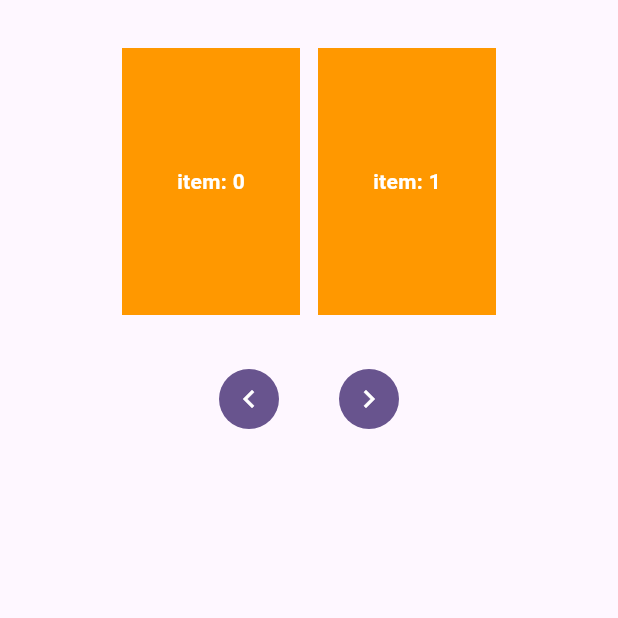
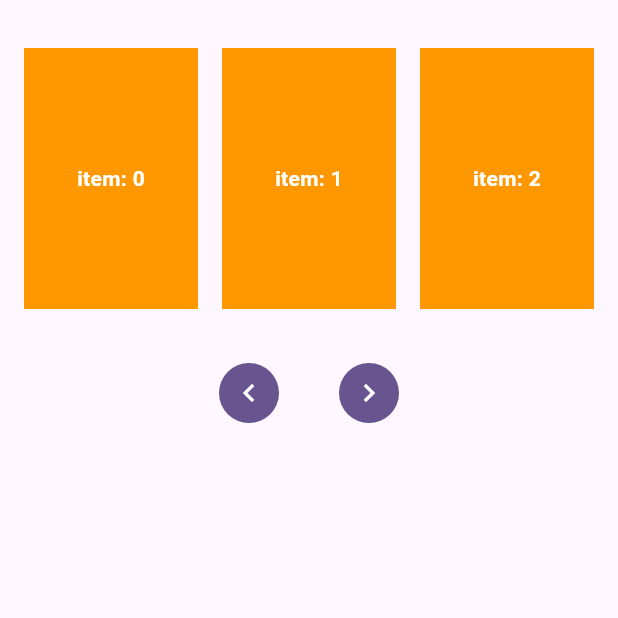
Before and after one commit to rutikeyone/flutter_horizontal_list_view, a Flutter app: the screen it shows after launch, on a phone screen of 412 x 824 dp, the top half of it. Run offline on Flutter 3.47's test engine with Material 2 defaults, Android fonts, the phone set to English and light mode, and no system bars.

Commit message:
new file:   .vscode/settings.json 	modified:   CHANGELOG.md 	modified:   README.md 	modified:   example/lib/main.dart 	modified:   example/pubspec.lock 	modified:   lib/src/horizontal_list_view.dart 	modified:   pubspec.yaml

````diff
--- a/example/lib/main.dart
+++ b/example/lib/main.dart
@@ -39,21 +39,15 @@ class _MyHomePageState extends State<MyHomePage> {
     return Scaffold(
       body: SafeArea(
         child: SingleChildScrollView(
-          padding: const EdgeInsets.symmetric(horizontal: 16.0),
+          padding: const EdgeInsets.symmetric(horizontal: 16.0, vertical: 32.0),
           child: Column(
             mainAxisAlignment: MainAxisAlignment.center,
             children: <Widget>[
-              const SizedBox(height: 32.0),
-              ListView.builder(
-                shrinkWrap: true,
-                itemCount: 0,
-                itemBuilder: (context, index) => SizedBox(),
-              ),
-              HorizontalListView(
+              HorizontalListView.builder(
                 crossAxisCount: 3,
-                crossAxisSpacing: 12,
+                crossAxisSpacing: 16,
                 controller: _controller,
-                itemCount: 2,
+                itemCount: 25,
                 itemBuilder: (BuildContext context, int index) {
                   return AspectRatio(
                     aspectRatio: 2 / 3,
--- a/lib/src/horizontal_list_view.dart
+++ b/lib/src/horizontal_list_view.dart
@@ -2,16 +2,74 @@ import 'dart:math' as math;
 import 'package:flutter/material.dart';
 import 'package:horizontal_list_view/src/snap_scroll_physic.dart';
 
-/// Custom Horizontal list view widget for flutter
 class HorizontalListView extends StatefulWidget {
-  const HorizontalListView({
+  /// The `HorizontalListView` widget allows you to create a horizontal list view
+  /// with customizable properties such as the number of items per row, spacing
+  /// between items, and scroll control. You can populate the list either by
+  /// providing a predefined list of children or by using a builder function to
+  /// create each item dynamically.
+  ///
+  /// [crossAxisCount] specifies the number of items to display per row.
+  /// [crossAxisSpacing] sets the spacing between items in the same row.
+  /// [controller] is an optional scroll controller to control the scroll behavior.
+  /// [alignment] defines the alignment of items within the rows (default is center).
+  /// [children] is a list of child widgets
+  ///
+  /// Example usage:
+  ///
+  /// ```
+  /// HorizontalListView(
+  ///   crossAxisCount: 2,
+  ///   crossAxisSpacing: 8.0,
+  ///   controller: myController,
+  ///   children: [
+  ///     // List of child widgets
+  ///     // ...
+  ///   ],
+  /// )
+  /// ```
+  HorizontalListView({
+    required this.crossAxisCount,
+    required this.crossAxisSpacing,
+    this.controller,
+    this.alignment = CrossAxisAlignment.center,
+    required this.children,
+    super.key,
+  })  : itemCount = children!.length,
+        itemBuilder = null;
+
+  /// Creates a `HorizontalListView` using a builder function.
+  ///
+  /// [crossAxisCount] specifies the number of items to display per row.
+  /// [crossAxisSpacing] sets the spacing between items in the same row.
+  /// [controller] is an optional scroll controller to control the scroll behavior.
+  /// [alignment] defines the alignment of items within the rows (default is center).
+  /// [itemCount] is the total number of items in the list.
+  /// [itemBuilder] is a callback function to build each item widget based on the index.
+  ///
+  /// Example usage:
+  ///
+  /// ```dart
+  /// HorizontalListView.builder(
+  ///   crossAxisCount: 2,
+  ///   crossAxisSpacing: 8.0,
+  ///   controller: myController,
+  ///   itemCount: itemCount,
+  ///   itemBuilder: (context, index) {
+  ///     // Build each item dynamically based on the index
+  ///     return MyCustomItemWidget(index: index);
+  ///   },
+  /// )
+  /// ```
+  const HorizontalListView.builder({
     required this.crossAxisCount,
     this.crossAxisSpacing = 0,
     this.controller,
+    this.alignment = CrossAxisAlignment.center,
     required this.itemCount,
     required this.itemBuilder,
     super.key,
-  });
+  }) : children = null;
 
   /// [crossAxisCount] specifies the number of items to display per row.
   final int crossAxisCount;
@@ -19,14 +77,20 @@ class HorizontalListView extends StatefulWidget {
   /// [crossAxisSpacing] sets the spacing between items in the same row.
   final double crossAxisSpacing;
 
+  /// [alignment] defines the alignment of items within the rows (default is center).
+  final CrossAxisAlignment? alignment;
+
   /// [controller] is an optional scroll controller to control the scroll behavior.
   final HorizontalListViewController? controller;
 
   /// [itemCount] is the total number of items in the list.
   final int itemCount;
 
+  /// [children] is a list of child widgets.
+  final List<Widget>? children;
+
   /// [itemBuilder] is a callback function to build each item widget.
-  final Widget Function(BuildContext context, int index) itemBuilder;
+  final Widget Function(BuildContext context, int index)? itemBuilder;
 
   @override
   State<HorizontalListView> createState() => _HorizontalListViewState();
@@ -59,9 +123,10 @@ class _HorizontalListViewState extends State<HorizontalListView> {
 
         if (!_key.toString().contains(snapSize.toString())) {
           Future.delayed(Duration.zero, () {
-            rebuildAllChildren(context);
-            _key = new Key('snap-$snapSize');
-            setState(() {});
+            setState(() {
+              rebuildAllChildren(context);
+              _key = new Key('snap-$snapSize');
+            });
           });
         }
 
@@ -72,18 +137,22 @@ class _HorizontalListViewState extends State<HorizontalListView> {
         double itemWidth = (constraints.maxWidth -
                 ((widget.crossAxisCount - 1) * widget.crossAxisSpacing)) /
             widget.crossAxisCount;
+
         return SingleChildScrollView(
           controller: widget.controller,
           physics: scrollPhysics,
           scrollDirection: Axis.horizontal,
           child: Row(
+            crossAxisAlignment: widget.alignment ?? CrossAxisAlignment.end,
             children: List.generate(
               _computeActualChildCount(widget.itemCount),
               (index) {
                 if (index.isEven) {
                   return SizedBox(
                     width: itemWidth,
-                    child: widget.itemBuilder.call(context, index ~/ 2),
+                    child: widget.children != null
+                        ? widget.children![index ~/ 2]
+                        : widget.itemBuilder!.call(context, index ~/ 2),
                   );
                 } else {
                   return SizedBox(width: widget.crossAxisSpacing);
@@ -98,6 +167,20 @@ class _HorizontalListViewState extends State<HorizontalListView> {
 }
 
 /// Custom scroll controller for controlling the horizontal list view's behavior.
+///
+/// The `HorizontalListViewController` provides additional functionality to
+/// control and interact with the `HorizontalListView`. You can use it to
+/// animate scrolling to a specific page, determine the current visible page,
+/// and get the total number of pages in the list.
+///
+/// Example usage:
+///
+/// ```dart
+/// HorizontalListViewController myController = HorizontalListViewController();
+/// myController.animateToPage(2, duration: Duration(milliseconds: 500), curve: Curves.ease);
+/// int currentPage = myController.currentPage;
+/// int totalPages = myController.pageLength;
+/// ```
 class HorizontalListViewController extends ScrollController {
   HorizontalListViewController() : super();
 
--- a/pubspec.yaml
+++ b/pubspec.yaml
@@ -1,11 +1,11 @@
 name: horizontal_list_view
 description: Simple horizontal list view widget for displaying a list of items in a horizontal layout with fixed crosAxisCount.
-version: 1.0.4
+version: 1.1.0
 homepage: https://github.com/Nika0000/flutter_horizontal_list_view
 repository: https://github.com/Nika0000/flutter_horizontal_list_view
 
 environment:
-  sdk: '>=3.0.5 <4.0.0'
+  sdk: '>=2.17.0 <4.0.0'
   flutter: ">=1.17.0"
 
 dependencies:
````
Also changed, not shown: example/pubspec.lock, 2 other files.
